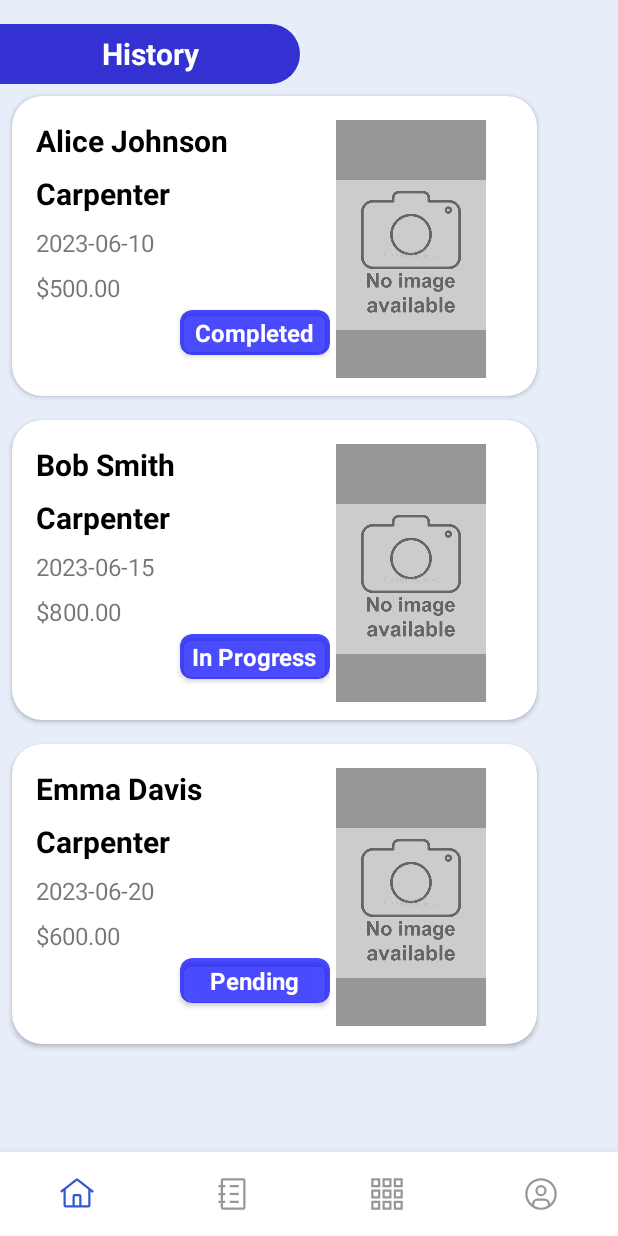
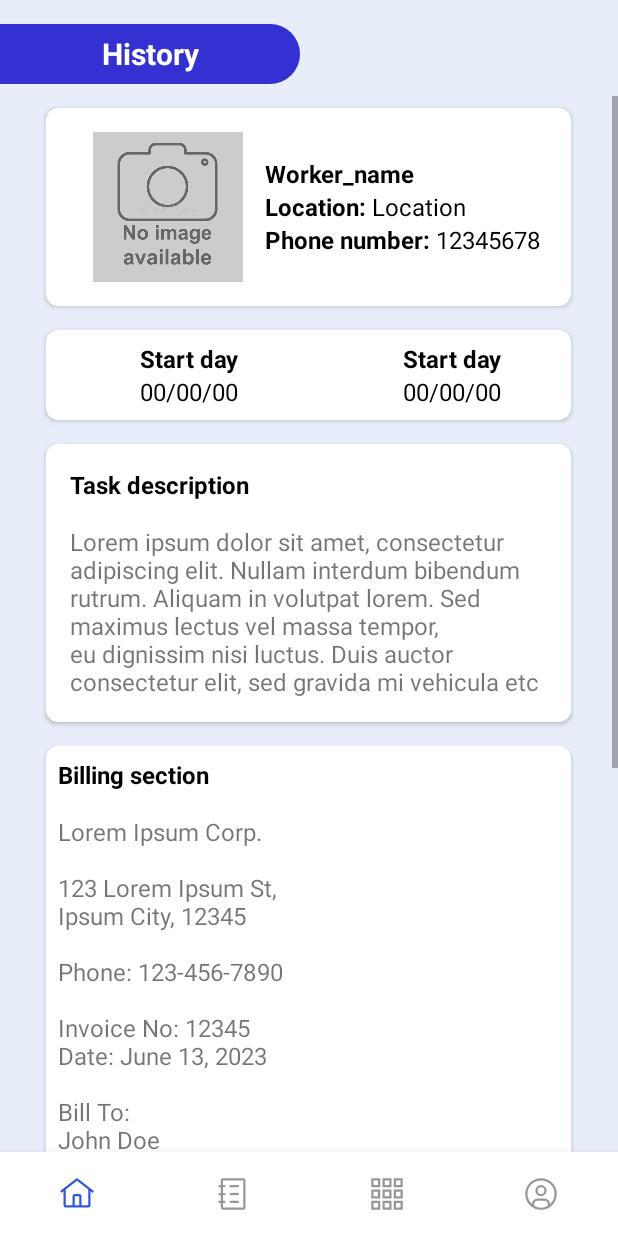
Before and after one commit to Trabajitos-SV/Trabajitos-App, an Android app: the HistoryFragment screen opened through its navigation route, after a tap on "Alice Johnson", on a phone screen of 412 x 824 dp. Run offline under Robolectric (Android 15) with nearby library versions, the phone set to English and light mode, and no system bars; our stand-ins replace navigation-ui.

Commit message:
Agregando fragmento detalle trabajito y organizando una carpeta de Mauri

```diff
--- a/app/src/main/java/com/example/trabajitosinc/TrabajitosApplication.kt
+++ b/app/src/main/java/com/example/trabajitosinc/TrabajitosApplication.kt
@@ -7,7 +7,6 @@ import com.example.trabajitosinc.data.users
 import com.example.trabajitosinc.repositories.CategoryRepository
 import com.example.trabajitosinc.repositories.UserRepository
 import com.example.trabajitosinc.data.trabajitos
-import com.example.trabajitosinc.repositories.CategoryRepository
 import com.example.trabajitosinc.repositories.HistoryRepository
 
 class TrabajitosApplication: Application() {
--- a/app/src/main/java/com/example/trabajitosinc/ui/history/HistoryFragment.kt
+++ b/app/src/main/java/com/example/trabajitosinc/ui/history/HistoryFragment.kt
@@ -49,7 +49,7 @@ class HistoryFragment : Fragment() {
     private fun showSelectedItem(trabajito: TrabajitoModel){
         historyViewmodel.setSelected(trabajito)
         Log.d("APP_TAG", trabajito.workerName)
-        //find nav
+        findNavController().navigate(R.id.action_navigation_history_to_trabajitoFragment)
     }
 
     private fun displayTrrabajito(){
--- /dev/null
+++ b/app/src/main/java/com/example/trabajitosinc/ui/history/TrabajitoFragment.kt
@@ -0,0 +1,24 @@
+package com.example.trabajitosinc.ui.history
+
+import android.os.Bundle
+import android.view.LayoutInflater
+import android.view.View
+import android.view.ViewGroup
+import androidx.fragment.app.Fragment
+import com.example.trabajitosinc.R
+
+class TrabajitoFragment : Fragment() {
+
+    override fun onCreate(savedInstanceState: Bundle?) {
+        super.onCreate(savedInstanceState)
+    }
+
+    override fun onCreateView(
+        inflater: LayoutInflater, container: ViewGroup?,
+        savedInstanceState: Bundle?
+    ): View? {
+        // Inflate the layout for this fragment
+        return inflater.inflate(R.layout.fragment_trabajito, container, false)
+    }
+
+}
--- a/app/src/main/java/com/example/trabajitosinc/ui/CreatePortfolioFragment.kt
+++ b/app/src/main/java/com/example/trabajitosinc/ui/user/CreatePortfolioFragment.kt
@@ -1,4 +1,4 @@
-package com.example.trabajitosinc.ui
+package com.example.trabajitosinc.ui.user
 
 import android.os.Bundle
 import androidx.fragment.app.Fragment
--- a/app/src/main/java/com/example/trabajitosinc/ui/EditProfileFragment.kt
+++ b/app/src/main/java/com/example/trabajitosinc/ui/user/EditProfileFragment.kt
@@ -1,4 +1,4 @@
-package com.example.trabajitosinc.ui
+package com.example.trabajitosinc.ui.user
 
 import android.annotation.SuppressLint
 import android.os.Bundle
--- a/app/src/main/java/com/example/trabajitosinc/ui/UserPageFragment.kt
+++ b/app/src/main/java/com/example/trabajitosinc/ui/user/UserPageFragment.kt
@@ -1,4 +1,4 @@
-package com.example.trabajitosinc.ui
+package com.example.trabajitosinc.ui.user
 
 import android.os.Bundle
 import androidx.fragment.app.Fragment
--- a/app/src/main/res/layout/fragment_create_portfolio.xml
+++ b/app/src/main/res/layout/fragment_create_portfolio.xml
@@ -5,7 +5,7 @@
     android:layout_width="match_parent"
     android:layout_height="match_parent"
     android:background="@color/background_color"
-    tools:context=".ui.CreatePortfolioFragment">
+    tools:context=".ui.user.CreatePortfolioFragment">
 
     <androidx.constraintlayout.widget.ConstraintLayout
         android:id="@+id/constraintLayout"
--- a/app/src/main/res/layout/fragment_edit_profile.xml
+++ b/app/src/main/res/layout/fragment_edit_profile.xml
@@ -5,7 +5,7 @@
     android:layout_width="match_parent"
     android:layout_height="match_parent"
     android:background="@color/background_color"
-    tools:context=".ui.EditProfileFragment">
+    tools:context=".ui.user.EditProfileFragment">
 
     <androidx.constraintlayout.widget.ConstraintLayout
         android:layout_width="275dp"
--- /dev/null
+++ b/app/src/main/res/layout/fragment_trabajito.xml
@@ -0,0 +1,263 @@
+<?xml version="1.0" encoding="utf-8"?>
+<LinearLayout xmlns:android="http://schemas.android.com/apk/res/android"
+    xmlns:tools="http://schemas.android.com/tools"
+    android:layout_width="match_parent"
+    android:layout_height="match_parent"
+    xmlns:app="http://schemas.android.com/apk/res-auto"
+    android:orientation="vertical"
+    tools:context=".ui.history.TrabajitoFragment"
+    android:paddingTop="16dp"
+    android:background="@color/background_color">
+
+
+    <FrameLayout
+        android:layout_width="200dp"
+        android:layout_height="40dp"
+        android:background="@drawable/page_title_shape"
+        android:layout_marginBottom="@dimen/small_padding">
+
+
+
+        <TextView
+            android:layout_width="match_parent"
+            android:layout_height="match_parent"
+            android:text="History"
+            android:textColor="@color/white"
+            android:textStyle="bold"
+            android:gravity="center"
+            android:textSize="20sp"/>
+
+    </FrameLayout>
+
+    <ScrollView
+        android:layout_width="match_parent"
+        android:layout_height="match_parent">
+
+        <LinearLayout
+            android:layout_width="match_parent"
+            android:layout_height="match_parent"
+            android:orientation="vertical">
+
+            <androidx.cardview.widget.CardView
+                android:layout_width="350dp"
+                android:layout_height="wrap_content"
+                android:layout_gravity="center"
+                android:layout_margin="@dimen/small_padding"
+                app:cardCornerRadius="8dp">
+
+                <LinearLayout
+                    android:layout_width="match_parent"
+                    android:layout_height="match_parent"
+                    android:orientation="horizontal"
+                    android:layout_margin="@dimen/mid_padding">
+
+                    <ImageView
+                        android:layout_width="130dp"
+                        android:layout_height="100dp"
+                        android:src="@drawable/no_image"/>
+
+                    <LinearLayout
+                        android:layout_width="190dp"
+                        android:layout_height="100dp"
+                        android:orientation="vertical"
+                        android:gravity="center_vertical">
+
+                        <TextView
+                            android:layout_width="wrap_content"
+                            android:layout_height="wrap_content"
+                            android:text="Worker_name"
+                            android:textStyle="bold"
+                            android:textColor="@color/black"
+                            android:textSize="16sp"/>
+
+                        <LinearLayout
+                            android:layout_width="wrap_content"
+                            android:layout_height="wrap_content"
+                            android:orientation="horizontal">
+
+                            <TextView
+                                android:layout_width="wrap_content"
+                                android:layout_height="wrap_content"
+                                android:text="Location: "
+                                android:textStyle="bold"
+                                android:textColor="@color/black"
+                                android:textSize="16sp"/>
+
+                            <TextView
+                                android:layout_width="wrap_content"
+                                android:layout_height="wrap_content"
+                                android:text="Location"
+                                android:textColor="@color/black"
+                                android:textSize="16sp"/>
+
+                        </LinearLayout>
+
+                        <LinearLayout
+                            android:layout_width="wrap_content"
+                            android:layout_height="wrap_content"
+                            android:orientation="horizontal">
+
+                            <TextView
+                                android:layout_width="wrap_content"
+                                android:layout_height="wrap_content"
+                                android:text="Phone number: "
+                                android:textStyle="bold"
+                                android:textColor="@color/black"
+                                android:textSize="16sp"/>
+
+                            <TextView
+                                android:layout_width="wrap_content"
+                                android:layout_height="wrap_content"
+                                android:text="12345678"
+                                android:textColor="@color/black"
+                                android:textSize="16sp"/>
+
+                        </LinearLayout>
+
+                    </LinearLayout>
+
+                </LinearLayout>
+
+            </androidx.cardview.widget.CardView>
+
+            <androidx.cardview.widget.CardView
+                android:layout_width="350dp"
+                android:layout_height="wrap_content"
+                android:layout_gravity="center"
+                app:cardCornerRadius="8dp"
+                android:layout_margin="@dimen/small_padding">
+
+                <LinearLayout
+                    android:layout_width="match_parent"
+                    android:layout_height="match_parent"
+                    android:orientation="horizontal"
+                    android:layout_margin="@dimen/small_padding">
+
+                    <LinearLayout
+                        android:layout_width="175dp"
+                        android:layout_height="match_parent"
+                        android:orientation="vertical"
+                        android:gravity="center">
+
+                        <TextView
+                            android:layout_width="wrap_content"
+                            android:layout_height="wrap_content"
+                            android:text="Start day"
+                            android:textStyle="bold"
+                            android:textColor="@color/black"
+                            android:textSize="16sp"/>
+
+                        <TextView
+                            android:layout_width="wrap_content"
+                            android:layout_height="wrap_content"
+                            android:text="00/00/00"
+                            android:textColor="@color/black"
+                            android:textSize="16sp"/>
+
+                    </LinearLayout>
+
+                    <LinearLayout
+                        android:layout_width="175dp"
+                        android:layout_height="match_parent"
+                        android:orientation="vertical"
+                        android:gravity="center">
+
+                        <TextView
+                            android:layout_width="wrap_content"
+                            android:layout_height="wrap_content"
+                            android:text="Start day"
+                            android:textStyle="bold"
+                            android:textColor="@color/black"
+                            android:textSize="16sp"/>
+                        <TextView
+                            android:layout_width="wrap_content"
+                            android:layout_height="wrap_content"
+                            android:text="00/00/00"
+                            android:textColor="@color/black"
+                            android:textSize="16sp"/>
+
+                    </LinearLayout>
+
+                </LinearLayout>
+
+            </androidx.cardview.widget.CardView>
+
+            <androidx.cardview.widget.CardView
+                android:layout_width="350dp"
+                android:layout_height="wrap_content"
+                android:layout_gravity="center"
+                android:layout_margin="@dimen/small_padding"
+                app:cardCornerRadius="8dp">
+
+                <LinearLayout
+                    android:layout_width="match_parent"
+                    android:layout_height="match_parent"
+                    android:orientation="vertical"
+                    android:layout_margin="@dimen/small_padding">
+
+                    <TextView
+                        android:layout_width="wrap_content"
+                        android:layout_height="wrap_content"
+                        android:text="Task description"
+                        android:textStyle="bold"
+                        android:textColor="@color/black"
+                        android:textSize="16sp"
+                        android:layout_margin="@dimen/small_padding"/>
+
+                    <TextView
+                        android:layout_width="wrap_content"
+                        android:layout_height="wrap_content"
+                        android:text="@string/lorem_long"
+                        android:textSize="16sp"
+                        android:layout_margin="@dimen/small_padding"/>
+
+                </LinearLayout>
+
+            </androidx.cardview.widget.CardView>
+
+            <androidx.cardview.widget.CardView
+                android:layout_width="350dp"
+                android:layout_height="wrap_content"
+                android:layout_gravity="center"
+                android:layout_margin="@dimen/small_padding"
+                app:cardCornerRadius="8dp">
+
+                <LinearLayout
+                    android:layout_width="match_parent"
+                    android:layout_height="match_parent"
+                    android:orientation="vertical">
+
+                    <TextView
+                        android:layout_width="wrap_content"
+                        android:layout_height="wrap_content"
+                        android:text="Billing section"
+                        android:textStyle="bold"
+                        android:textColor="@color/black"
+                        android:textSize="16sp"
+                        android:layout_margin="@dimen/small_padding"/>
+
+                    <TextView
+                        android:layout_width="wrap_content"
+                        android:layout_height="wrap_content"
+                        android:text="@string/lorem_bill"
+                        android:textSize="16sp"
+                        android:layout_margin="@dimen/small_padding"/>
+
+                </LinearLayout>
+
+            </androidx.cardview.widget.CardView>
+
+            <Button
+                android:layout_width="350dp"
+                android:layout_height="50dp"
+                android:layout_gravity="center"
+                android:layout_margin="@dimen/small_padding"
+                android:text="end job"
+                android:backgroundTint="@android:color/holo_red_light"/>
+
+        </LinearLayout>
+
+
+    </ScrollView>
+
+</LinearLayout>
--- a/app/src/main/res/layout/fragment_user_page.xml
+++ b/app/src/main/res/layout/fragment_user_page.xml
@@ -5,7 +5,7 @@
     android:layout_width="match_parent"
     android:layout_height="match_parent"
     android:background="@color/background_color"
-    tools:context=".ui.UserPageFragment">
+    tools:context=".ui.user.UserPageFragment">
 
 
     <ImageView
--- a/app/src/main/res/navigation/nav_graph.xml
+++ b/app/src/main/res/navigation/nav_graph.xml
@@ -14,7 +14,11 @@
         android:id="@+id/navigation_history"
         android:name="com.example.trabajitosinc.ui.history.HistoryFragment"
         android:label="fragment_history"
-        tools:layout="@layout/fragment_history" />
+        tools:layout="@layout/fragment_history" >
+        <action
+            android:id="@+id/action_navigation_history_to_trabajitoFragment"
+            app:destination="@id/trabajitoFragment" />
+    </fragment>
     <fragment
         android:id="@+id/navigation_categories"
         android:name="com.example.trabajitosinc.ui.category.CategoriesFragment"
@@ -26,7 +30,7 @@
     </fragment>
     <fragment
         android:id="@+id/navigation_user"
-        android:name="com.example.trabajitosinc.ui.UserPageFragment"
+        android:name="com.example.trabajitosinc.ui.user.UserPageFragment"
         android:label="fragment_user_page"
         tools:layout="@layout/fragment_user_page" >
         <action
@@ -51,7 +55,7 @@
         tools:layout="@layout/fragment_selected_category" />
     <fragment
         android:id="@+id/editProfileFragment"
-        android:name="com.example.trabajitosinc.ui.EditProfileFragment"
+        android:name="com.example.trabajitosinc.ui.user.EditProfileFragment"
         android:label="fragment_edit_profile"
         tools:layout="@layout/fragment_edit_profile" >
         <action
@@ -60,7 +64,7 @@
     </fragment>
     <fragment
         android:id="@+id/createPortfolioFragment"
-        android:name="com.example.trabajitosinc.ui.CreatePortfolioFragment"
+        android:name="com.example.trabajitosinc.ui.user.CreatePortfolioFragment"
         android:label="fragment_create_portfolio"
         tools:layout="@layout/fragment_create_portfolio" >
         <action
@@ -75,4 +79,9 @@
             android:id="@+id/action_userInfoFragment_to_navigation_user"
             app:destination="@id/navigation_user" />
     </fragment>
+    <fragment
+        android:id="@+id/trabajitoFragment"
+        android:name="com.example.trabajitosinc.ui.history.TrabajitoFragment"
+        android:label="fragment_trabajito"
+        tools:layout="@layout/fragment_trabajito" />
 </navigation>
--- a/app/src/main/res/values/strings.xml
+++ b/app/src/main/res/values/strings.xml
@@ -2,4 +2,7 @@
     <string name="app_name">TrabajitosInc</string>
     <!-- TODO: Remove or change this placeholder text -->
     <string name="hello_blank_fragment">Hello blank fragment</string>
+    <string name="lorem_long">Lorem ipsum dolor sit amet, consectetur adipiscing elit. Nullam interdum bibendum rutrum. Aliquam in volutpat lorem. Sed maximus lectus vel massa tempor, eu dignissim nisi luctus. Duis auctor consectetur elit, sed gravida mi vehicula etc</string>
+    <string name="lorem_bill">Lorem Ipsum Corp.\n\n123 Lorem Ipsum St,\nIpsum City, 12345\n\nPhone: 123-456-7890\n\nInvoice No: 12345\nDate: June 13, 2023\n\nBill To:\nJohn Doe\n456 Ipsum Ave,\nIpsum City, 54321\n\nItem    Qty  Price   Total\n--------------------------\nLorem   2    $50    $100\nIpsum   1    $80    $80\nDolor   3    $20    $60\n\nSubtotal:           $240\nTax (10%):           $24\n--------------------------\nTotal:              $264\n\nPayment Due: June 30, 2023\n\nThank you!</string>
+
 </resources>
```
Also changed, not shown: app/src/main/java/com/example/trabajitosinc/ui/home/HomeFragment.kt (renamed from app/src/main/java/com/example/trabajitosinc/ui/HomeFragment.kt).
